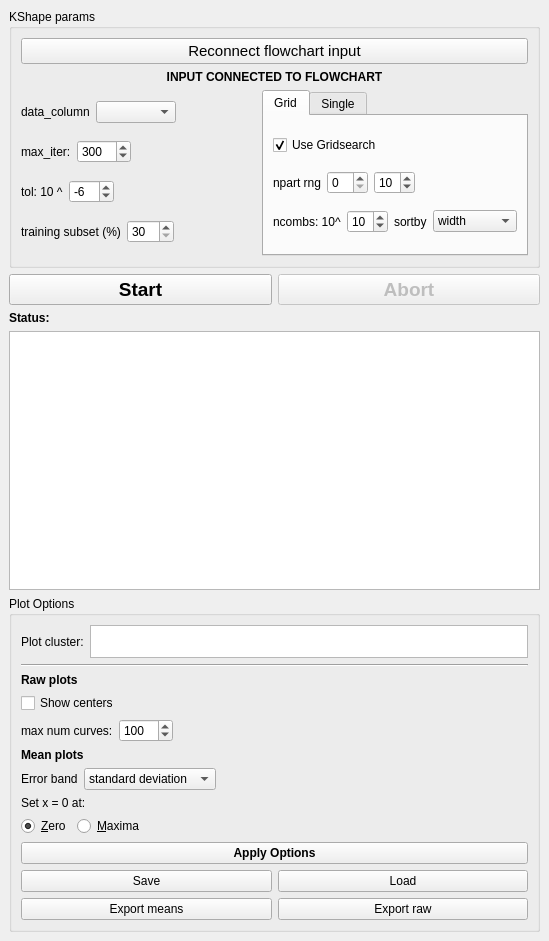
Above: mesmerize/plotting/widgets/kshape/control_widget.ui from kushalkolar/MESmerize before the change. Below: the same form after it.
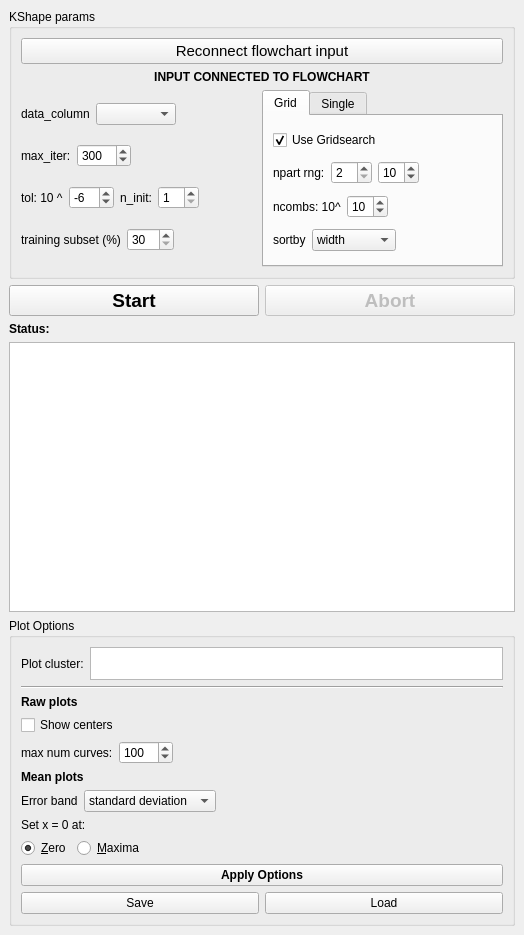
That is the form after the change.

The edit to the form file:
```diff
--- a/mesmerize/plotting/widgets/kshape/control_widget.ui
+++ b/mesmerize/plotting/widgets/kshape/control_widget.ui
@@ -6,8 +6,8 @@
    <rect>
     <x>0</x>
     <y>0</y>
-    <width>549</width>
-    <height>941</height>
+    <width>524</width>
+    <height>935</height>
    </rect>
   </property>
   <property name="windowTitle">
@@ -151,6 +151,24 @@
                </property>
               </widget>
              </item>
+             <item>
+              <layout class="QHBoxLayout" name="horizontalLayout_4">
+               <item>
+                <widget class="QLabel" name="label_4">
+                 <property name="text">
+                  <string>n_init:</string>
+                 </property>
+                </widget>
+               </item>
+               <item>
+                <widget class="QSpinBox" name="spinBoxN_init">
+                 <property name="minimum">
+                  <number>1</number>
+                 </property>
+                </widget>
+               </item>
+              </layout>
+             </item>
              <item>
               <spacer name="horizontalSpacer_9">
                <property name="orientation">
@@ -233,12 +251,16 @@
                <item>
                 <widget class="QLabel" name="label_15">
                  <property name="text">
-                  <string>npart rng</string>
+                  <string>npart rng:</string>
                  </property>
                 </widget>
                </item>
                <item>
-                <widget class="QSpinBox" name="spinBoxNPartMin"/>
+                <widget class="QSpinBox" name="spinBoxNPartMin">
+                 <property name="minimum">
+                  <number>2</number>
+                 </property>
+                </widget>
                </item>
                <item>
                 <widget class="QSpinBox" name="spinBoxNPartMax">
@@ -289,6 +311,21 @@
                    </property>
                   </widget>
                  </item>
+                 <item>
+                  <spacer name="horizontalSpacer_11">
+                   <property name="orientation">
+                    <enum>Qt::Horizontal</enum>
+                   </property>
+                   <property name="sizeHint" stdset="0">
+                    <size>
+                     <width>40</width>
+                     <height>20</height>
+                    </size>
+                   </property>
+                  </spacer>
+                 </item>
+                </layout>
+               </item>
                 </layout>
                </item>
                <item>
@@ -314,7 +351,18 @@
                    </item>
                   </widget>
                  </item>
-                </layout>
+               <item>
+                <spacer name="horizontalSpacer_12">
+                 <property name="orientation">
+                  <enum>Qt::Horizontal</enum>
+                 </property>
+                 <property name="sizeHint" stdset="0">
+                  <size>
+                   <width>40</width>
+                   <height>20</height>
+                  </size>
+                 </property>
+                </spacer>
                </item>
               </layout>
              </item>
@@ -334,24 +382,6 @@
              </item>
              <item>
               <layout class="QHBoxLayout" name="horizontalLayout_7">
-               <item>
-                <layout class="QHBoxLayout" name="horizontalLayout_4">
-                 <item>
-                  <widget class="QLabel" name="label_4">
-                   <property name="text">
-                    <string>n_init:</string>
-                   </property>
-                  </widget>
-                 </item>
-                 <item>
-                  <widget class="QSpinBox" name="spinBoxN_init">
-                   <property name="minimum">
-                    <number>1</number>
-                   </property>
-                  </widget>
-                 </item>
-                </layout>
-               </item>
                <item>
                 <layout class="QHBoxLayout" name="horizontalLayout">
                  <item>
@@ -751,20 +781,6 @@
            </property>
           </widget>
          </item>
-         <item row="1" column="0">
-          <widget class="QPushButton" name="pushButtonExportMeans">
-           <property name="text">
-            <string>Export means</string>
-           </property>
-          </widget>
-         </item>
-         <item row="1" column="1">
-          <widget class="QPushButton" name="pushButtonExportRaw">
-           <property name="text">
-            <string>Export raw</string>
-           </property>
-          </widget>
-         </item>
         </layout>
        </item>
       </layout>
```
Left out of the diff: 11 changed lines with no effect on the pictures. Lines whose indentation alone changed are shown as unchanged.
